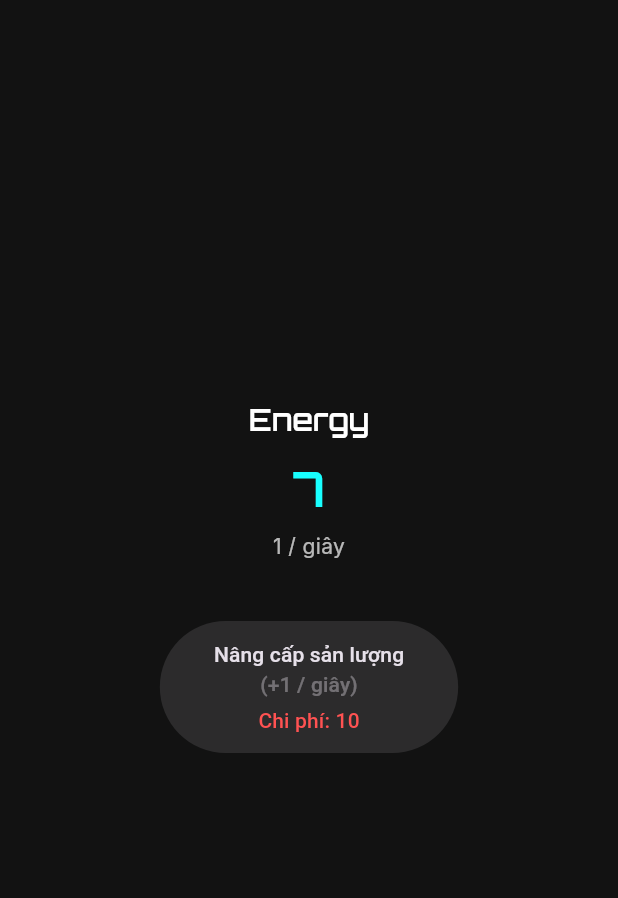
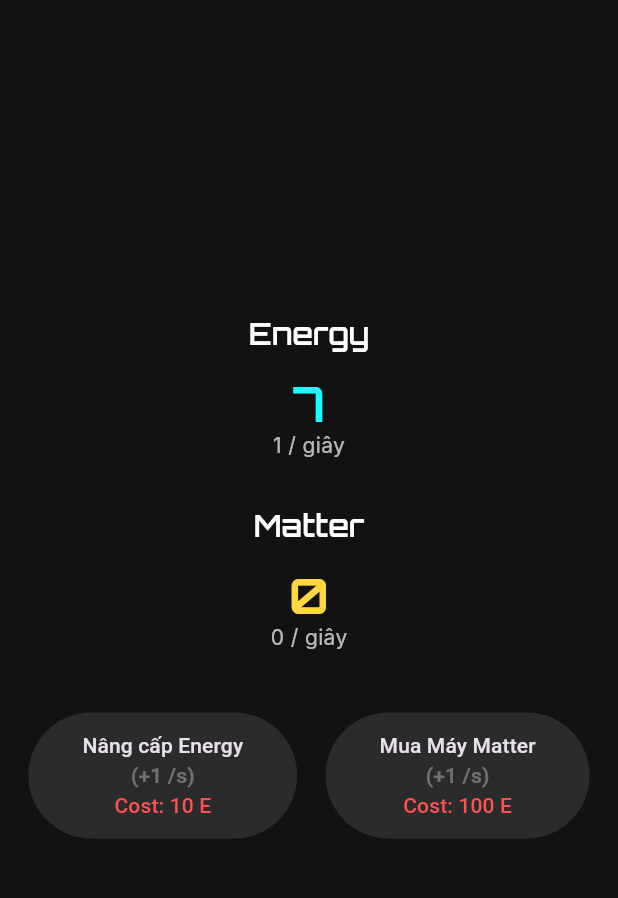
Before and after one commit to ThanhdatOris/idle_universe, a Flutter app: the screen it shows after launch, on a phone screen of 412 x 824 dp, the part 84-982 px from its top. Run offline on Flutter 3.47's test engine with Material 3 defaults, Android fonts, the phone set to English and light mode, and no system bars; our stand-ins replace decimal, flutter_riverpod, google_fonts.

Commit message:
base matter resource

```diff
--- a/lib/features/home/presentation/logic/game_controller.dart
+++ b/lib/features/home/presentation/logic/game_controller.dart
@@ -25,10 +25,10 @@ class GameController extends Notifier<GameState> {
   void _produceResources() {
     state = state.copyWith(
       energy: state.energy + state.energyPerSecond,
+      matter: state.matter + state.matterPerSecond,
     );
   }
 
-  // 2. Thêm hàm mới
   void purchaseEnergyUpgrade() {
     // Kiểm tra xem có đủ 'energy' không
     if (state.energy >= state.energyUpgradeCost) {
@@ -47,6 +47,22 @@ class GameController extends Notifier<GameState> {
     }
     // Nếu không đủ tiền, không làm gì cả
   }
+
+  void purchaseMatterProducer() {
+    // Kiểm tra xem có đủ 'ENERGY' không
+    if (state.energy >= state.matterProducerCost) {
+      final cost = state.matterProducerCost;
+
+      // Tăng chi phí (dùng hệ số khác, ví dụ 1.20)
+      final newCost = (cost * Decimal.parse('1.20')).ceil();
+
+      state = state.copyWith(
+        energy: state.energy - cost, // Trừ Energy
+        matterPerSecond: state.matterPerSecond + state.matterPerProducer, // Tăng Matter/s
+        matterProducerCost: newCost, // Đặt chi phí mới
+      );
+    }
+  }
 }
 
 // 3. Provider (giữ nguyên)
--- a/lib/features/home/presentation/logic/game_state.dart
+++ b/lib/features/home/presentation/logic/game_state.dart
@@ -5,15 +5,24 @@ import 'package:flutter/foundation.dart';
 class GameState {
   final Decimal energy;
   final Decimal energyPerSecond;
-
   final Decimal energyUpgradeCost;
   final Decimal energyPerUpgrade; // Lượng E/s nhận được mỗi lần nâng
+
+  final Decimal matter;
+  final Decimal matterPerSecond;
+  final Decimal matterProducerCost; // Chi phí (bằng Energy)
+  final Decimal matterPerProducer;
 
   const GameState({
     required this.energy,
     required this.energyPerSecond,
     required this.energyUpgradeCost, // Thêm vào constructor
     required this.energyPerUpgrade, // Thêm vào constructor
+
+    required this.matter,
+    required this.matterPerSecond,
+    required this.matterProducerCost,
+    required this.matterPerProducer,
   });
 
   factory GameState.initial() {
@@ -22,6 +31,11 @@ class GameState {
       energyPerSecond: Decimal.one,
       energyUpgradeCost: Decimal.fromInt(10), // Chi phí ban đầu là 10
       energyPerUpgrade: Decimal.one, // Mỗi lần nâng cấp cộng 1
+
+      matter: Decimal.zero,
+      matterPerSecond: Decimal.zero, // Bắt đầu bằng 0
+      matterProducerCost: Decimal.fromInt(100), // Chi phí 100 Energy
+      matterPerProducer: Decimal.one, // Mỗi lần nâng cấp cộng 1 Matter/s
     );
   }
 
@@ -30,12 +44,22 @@ class GameState {
     Decimal? energyPerSecond,
     Decimal? energyUpgradeCost, // Thêm vào
     Decimal? energyPerUpgrade, // Thêm vào
+
+    Decimal? matter,
+    Decimal? matterPerSecond,
+    Decimal? matterProducerCost,
+    Decimal? matterPerProducer,
   }) {
     return GameState(
       energy: energy ?? this.energy,
       energyPerSecond: energyPerSecond ?? this.energyPerSecond,
       energyUpgradeCost: energyUpgradeCost ?? this.energyUpgradeCost,
       energyPerUpgrade: energyPerUpgrade ?? this.energyPerUpgrade,
+
+      matter: matter ?? this.matter,
+      matterPerSecond: matterPerSecond ?? this.matterPerSecond,
+      matterProducerCost: matterProducerCost ?? this.matterProducerCost,
+      matterPerProducer: matterPerProducer ?? this.matterPerProducer,
     );
   }
 }
--- a/lib/features/home/presentation/screens/home_screen.dart
+++ b/lib/features/home/presentation/screens/home_screen.dart
@@ -8,14 +8,13 @@ class HomeScreen extends ConsumerWidget {
   @override
   Widget build(BuildContext context, WidgetRef ref) {
     final textTheme = Theme.of(context).textTheme;
-
-    // 1. Lấy state (để đọc)
     final gameState = ref.watch(gameControllerProvider);
-    // 2. Lấy controller (để gọi hàm)
     final gameController = ref.read(gameControllerProvider.notifier);
 
-    // 3. Xác định xem nút có bị vô hiệu hóa không
-    final bool canAfford = gameState.energy >= gameState.energyUpgradeCost;
+    // Tính toán khả năng mua
+    final bool canAffordEnergyUpgrade = gameState.energy >= gameState.energyUpgradeCost;
+    // 1. Tính toán cho Matter
+    final bool canAffordMatterProducer = gameState.energy >= gameState.matterProducerCost;
 
     return Scaffold(
       appBar: AppBar(
@@ -25,48 +24,80 @@ class HomeScreen extends ConsumerWidget {
         child: Column(
           mainAxisAlignment: MainAxisAlignment.center,
           children: [
-            Text(
-              'Energy',
-              style: textTheme.headlineMedium,
-            ),
+            // --- Hiển thị Energy (Giữ nguyên) ---
+            Text('Energy', style: textTheme.headlineMedium),
             const SizedBox(height: 16),
             Text(
-              gameState.energy.toStringAsFixed(0), // Làm tròn cho đẹp
+              gameState.energy.toStringAsFixed(0),
               style: textTheme.displayLarge,
             ),
-            const SizedBox(height: 10),
             Text(
               '${gameState.energyPerSecond.toStringAsFixed(0)} / giây',
               style: textTheme.bodyMedium,
             ),
 
+            // 2. --- Hiển thị Matter (Mới) ---
+            const SizedBox(height: 30), // Khoảng cách
+            Text('Matter', style: textTheme.headlineMedium),
+            const SizedBox(height: 16),
+            Text(
+              gameState.matter.toStringAsFixed(0),
+              style: textTheme.displayLarge?.copyWith(
+                color: Colors.amberAccent, // Màu khác cho Matter
+              ),
+            ),
+            Text(
+              '${gameState.matterPerSecond.toStringAsFixed(0)} / giây',
+              style: textTheme.bodyMedium,
+            ),
+
             const SizedBox(height: 40), // Khoảng cách
 
-            // 4. Nút Nâng Cấp
+            // 3. --- Hàng Nút Bấm (Mới) ---
+            Row(
+              mainAxisAlignment: MainAxisAlignment.spaceEvenly,
+              children: [
+                // --- Nút Nâng Cấp Energy ---
                 ElevatedButton(
-              // 5. Vô hiệu hóa nút nếu không đủ tiền
-              onPressed: canAfford
-                  ? () {
-                      // 6. Gọi hàm từ controller
-                      gameController.purchaseEnergyUpgrade();
-                    }
-                  : null, // null = disabled
+                  onPressed: canAffordEnergyUpgrade
+                      ? gameController.purchaseEnergyUpgrade
+                      : null,
                   child: Padding(
                     padding: const EdgeInsets.all(12.0),
                     child: Column(
                       children: [
+                        Text('Nâng cấp Energy', style: textTheme.labelLarge),
                         Text(
-                      'Nâng cấp sản lượng',
-                      style: textTheme.labelLarge,
+                          '(+${gameState.energyPerUpgrade.toStringAsFixed(0)} /s)',
                         ),
                         Text(
-                      '(+${gameState.energyPerUpgrade.toStringAsFixed(0)} / giây)',
+                          'Cost: ${gameState.energyUpgradeCost.toStringAsFixed(0)} E',
+                          style: TextStyle(
+                            color: canAffordEnergyUpgrade ? Colors.greenAccent : Colors.redAccent,
                           ),
-                    const SizedBox(height: 4),
+                        ),
+                      ],
+                    ),
+                  ),
+                ),
+
+                // 4. --- Nút Nâng Cấp Matter (Mới) ---
+                ElevatedButton(
+                  onPressed: canAffordMatterProducer
+                      ? gameController.purchaseMatterProducer
+                      : null,
+                  child: Padding(
+                    padding: const EdgeInsets.all(12.0),
+                    child: Column(
+                      children: [
+                        Text('Mua Máy Matter', style: textTheme.labelLarge),
                         Text(
-                      'Chi phí: ${gameState.energyUpgradeCost.toStringAsFixed(0)}',
+                          '(+${gameState.matterPerProducer.toStringAsFixed(0)} /s)',
+                        ),
+                        Text(
+                          'Cost: ${gameState.matterProducerCost.toStringAsFixed(0)} E', // Cost bằng Energy
                           style: TextStyle(
-                        color: canAfford ? Colors.greenAccent : Colors.redAccent,
+                            color: canAffordMatterProducer ? Colors.greenAccent : Colors.redAccent,
                           ),
                         ),
                       ],
@@ -75,6 +106,8 @@ class HomeScreen extends ConsumerWidget {
                 ),
               ],
             ),
+          ],
+        ),
       ),
     );
   }
```
Lines whose indentation alone changed are shown as unchanged.
